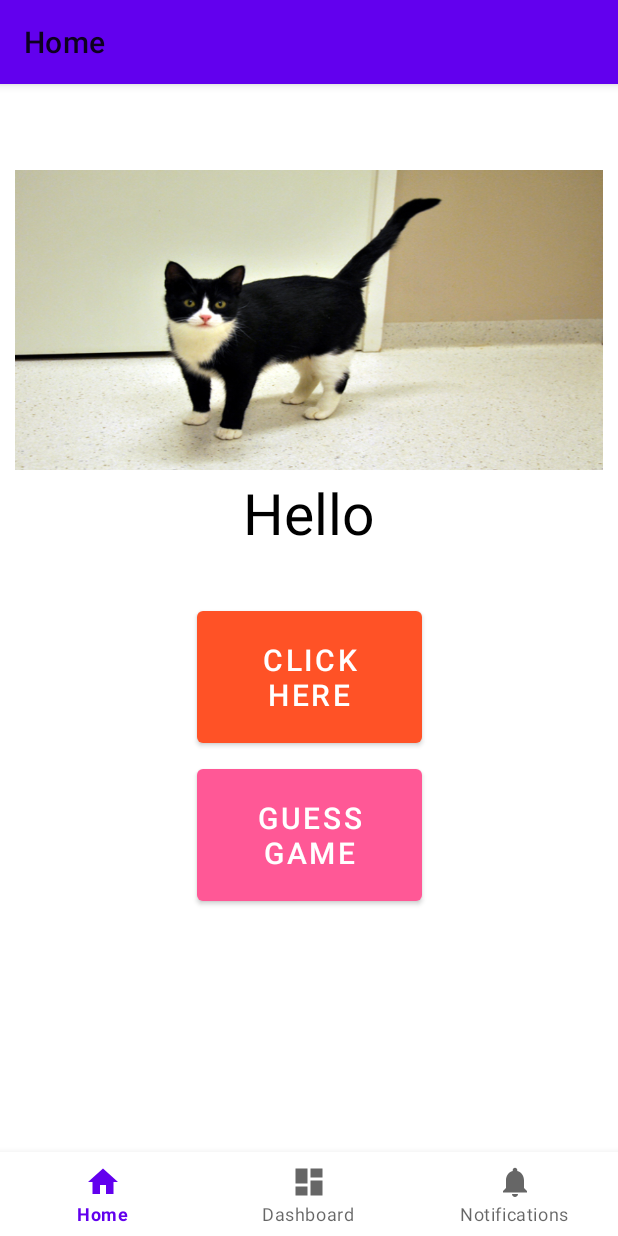
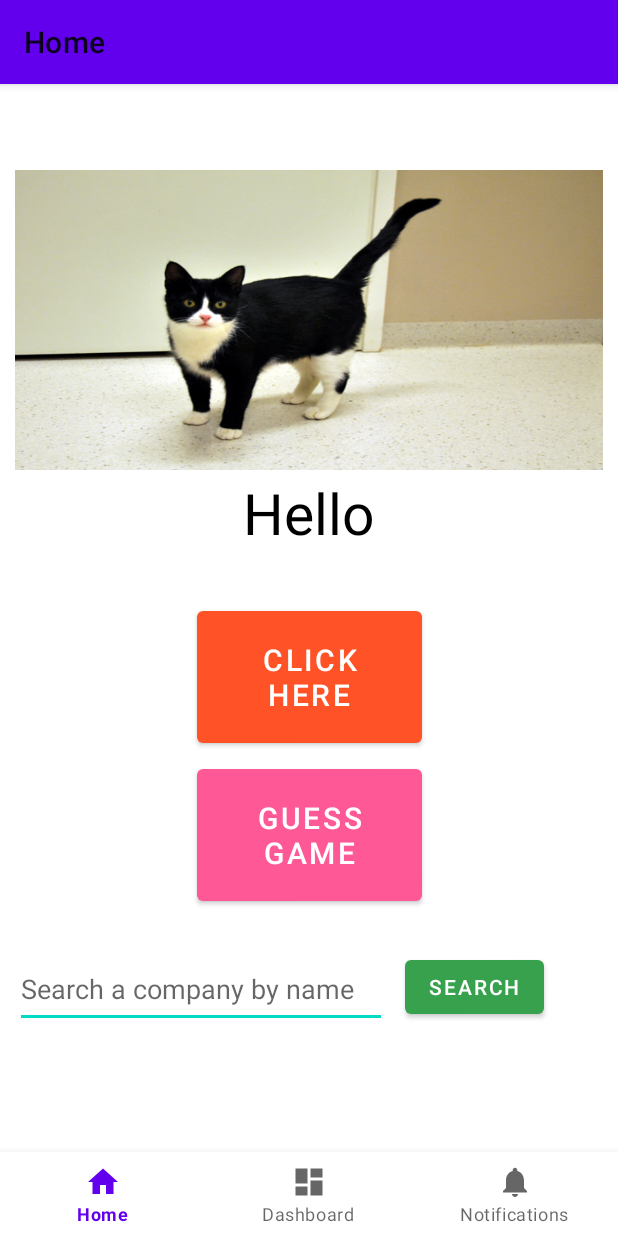
Before and after one commit to Jonnellisuus/Android-java, an Android app: the screen it shows after launch (MainActivity), on a phone screen of 412 x 824 dp. Run offline under Robolectric (Android 15) with nearby library versions, the phone set to English and light mode, and no system bars; our stand-ins replace navigation-ui.

Commit message:
Added gesture. Guess game activity can know be started when swiped to left or right in home fragment. Company search field was added to fragment_home.xml

```diff
--- a/android-java-programming/app/src/main/java/com/example/helloworld/ui/home/HomeFragment.java
+++ b/android-java-programming/app/src/main/java/com/example/helloworld/ui/home/HomeFragment.java
@@ -4,15 +4,19 @@ import android.content.Intent;
 import android.os.Bundle;
 import android.util.Log;
 import android.view.LayoutInflater;
+import android.view.MotionEvent;
 import android.view.View;
 import android.view.ViewGroup;
 import android.widget.Button;
 import android.widget.TextView;
+import android.widget.Toast;
+
 import androidx.annotation.NonNull;
 import androidx.fragment.app.Fragment;
 import androidx.lifecycle.ViewModelProvider;
 
 import com.example.helloworld.GuessGame;
+import com.example.helloworld.HeroActivity;
 import com.example.helloworld.R;
 
 public class HomeFragment extends Fragment implements View.OnClickListener {
@@ -25,6 +29,10 @@ public class HomeFragment extends Fragment implements View.OnClickListener {
     TextView helloText;
 
     Button guessGameButton;
+    Button searchCompanyButton;
+
+    float firstCoordinateX, secondCoordinateX;
+    int coordinateDistance = 100;
 
     public View onCreateView(@NonNull LayoutInflater inflater,
             ViewGroup container, Bundle savedInstanceState) {
@@ -43,6 +51,39 @@ public class HomeFragment extends Fragment implements View.OnClickListener {
         guessGameButton = root.findViewById(R.id.guessGameButton);
         guessGameButton.setOnClickListener(this);
 
+        searchCompanyButton = root.findViewById(R.id.searchCompanyButton);
+        searchCompanyButton.setOnClickListener(this);
+
+        root.setOnTouchListener(new View.OnTouchListener() {
+            @Override
+            public boolean onTouch(View v, MotionEvent event) {
+                switch (event.getAction()) {
+                    case MotionEvent.ACTION_DOWN:
+                        firstCoordinateX = event.getX();
+                        break;
+
+                    case MotionEvent.ACTION_UP:
+                        secondCoordinateX = event.getX();
+                        float valueX = secondCoordinateX - firstCoordinateX;
+
+                        if (Math.abs(valueX) > coordinateDistance) {
+                            if (secondCoordinateX > firstCoordinateX) {
+                                startActivity(new Intent(getActivity(), GuessGame.class));
+                                Toast toast = Toast.makeText(getContext(), R.string.gestureRightSwipe, Toast.LENGTH_LONG);
+                                toast.show();
+                            }
+
+                            else {
+                                startActivity(new Intent(getActivity(), GuessGame.class));
+                                Toast toast = Toast.makeText(getContext(), R.string.gestureLeftSwipe, Toast.LENGTH_LONG);
+                                toast.show();
+                            }
+                        }
+                }
+                return true;
+            }
+        });
+
         /* One way to do a click event.
         Button button = (Button) findViewById(R.id.textButton);
         button.setOnClickListener(new View.OnClickListener() {
@@ -53,15 +94,6 @@ public class HomeFragment extends Fragment implements View.OnClickListener {
         });
          */
 
-        /* This would set text "This is home fragment".
-        final TextView textView = root.findViewById(R.id.text_home);
-        homeViewModel.getText().observe(getViewLifecycleOwner(), new Observer<String>() {
-            @Override
-            public void onChanged(@Nullable String s) {
-                textView.setText(s);
-            }
-        });
-         */
         return root;
     }
 
@@ -93,6 +125,10 @@ public class HomeFragment extends Fragment implements View.OnClickListener {
             case R.id.guessGameButton:
                 startActivity(new Intent(getActivity(), GuessGame.class));
                 break;
+
+            case R.id.searchCompanyButton:
+                startActivity(new Intent(getActivity(), HeroActivity.class));
+                break;
         }
     }
 }
--- a/android-java-programming/app/src/main/res/layout/fragment_home.xml
+++ b/android-java-programming/app/src/main/res/layout/fragment_home.xml
@@ -78,4 +78,26 @@
         app:layout_constraintStart_toStartOf="parent"
         app:layout_constraintTop_toBottomOf="@+id/textButton"
         app:layout_constraintVertical_bias="0.0" />
+
+    <EditText
+        android:id="@+id/plain_text_input"
+        android:layout_width="248dp"
+        android:layout_height="51dp"
+        android:layout_marginStart="10dp"
+        android:layout_marginTop="27dp"
+        android:hint="@string/searchCompanyHint"
+        android:inputType="text"
+        app:layout_constraintStart_toStartOf="parent"
+        app:layout_constraintTop_toBottomOf="@+id/guessGameButton" />
+
+    <Button
+        android:id="@+id/searchCompanyButton"
+        android:layout_width="wrap_content"
+        android:layout_height="wrap_content"
+        android:layout_marginStart="270dp"
+        android:layout_marginTop="27dp"
+        android:text="@string/searchCompanyButton"
+        app:backgroundTint="@color/searchCompanyButton"
+        app:layout_constraintStart_toStartOf="parent"
+        app:layout_constraintTop_toBottomOf="@+id/guessGameButton" />
 </androidx.constraintlayout.widget.ConstraintLayout>
--- a/android-java-programming/app/src/main/res/values/colors.xml
+++ b/android-java-programming/app/src/main/res/values/colors.xml
@@ -7,8 +7,9 @@
 
     <color name="clickHereButtonColor">#FF5226</color>
     <color name="guessGameButtonColor">#FF5896</color>
-    <color name="navigationButtonColor">#37A14D</color>
 
     <color name="guessGameCardColor">#989</color>
     <color name="guessGameRestartButton">#FA04FA</color>
+
+    <color name="searchCompanyButton">#37A14D</color>
 </resources>
--- a/android-java-programming/app/src/main/res/values/strings.xml
+++ b/android-java-programming/app/src/main/res/values/strings.xml
@@ -28,6 +28,9 @@
     <string name="airplaneModeOn">Airplane mode on</string>
     <string name="airplaneModeOff">Airplane mode off</string>
 
+    <string name="internetConnected">Device is connected to internet.</string>
+    <string name="noInternetConnection">Address cannot be updated. No internet connection.</string>
+
     <string name="timerStartButton" translatable="false">Start</string>
     <string name="timerPauseButton" translatable="false">Pause</string>
     <string name="timerPlayButton" translatable="false">Play</string>
@@ -35,4 +38,11 @@
     <string name="timerResetTime" translatable="false"> </string>
     <string name="timerFinishText">Time is out</string>
 
+    <string name="searchCompany">Search company</string>
+    <string name="searchCompanyButton">Search</string>
+    <string name="searchCompanyHint">Search a company by name</string>
+
+    <string name="gestureLeftSwipe">You swiped left to guess game</string>
+    <string name="gestureRightSwipe">You swiped right to guess game</string>
+
 </resources>
```
Also changed, not shown: 1 other file.
